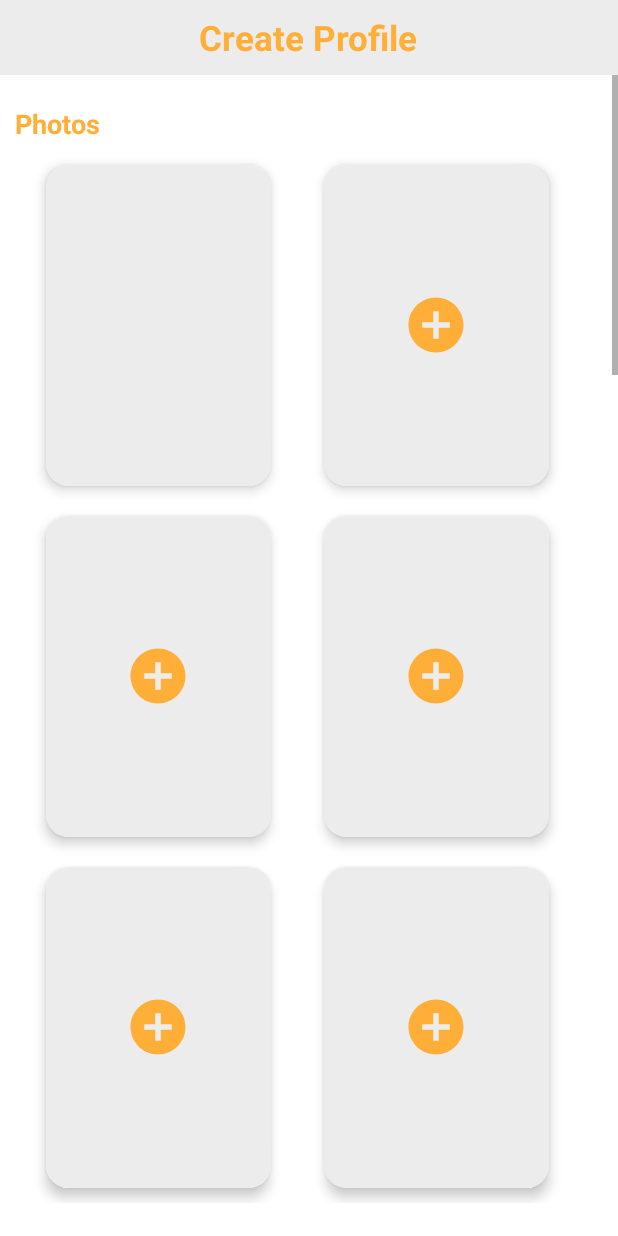
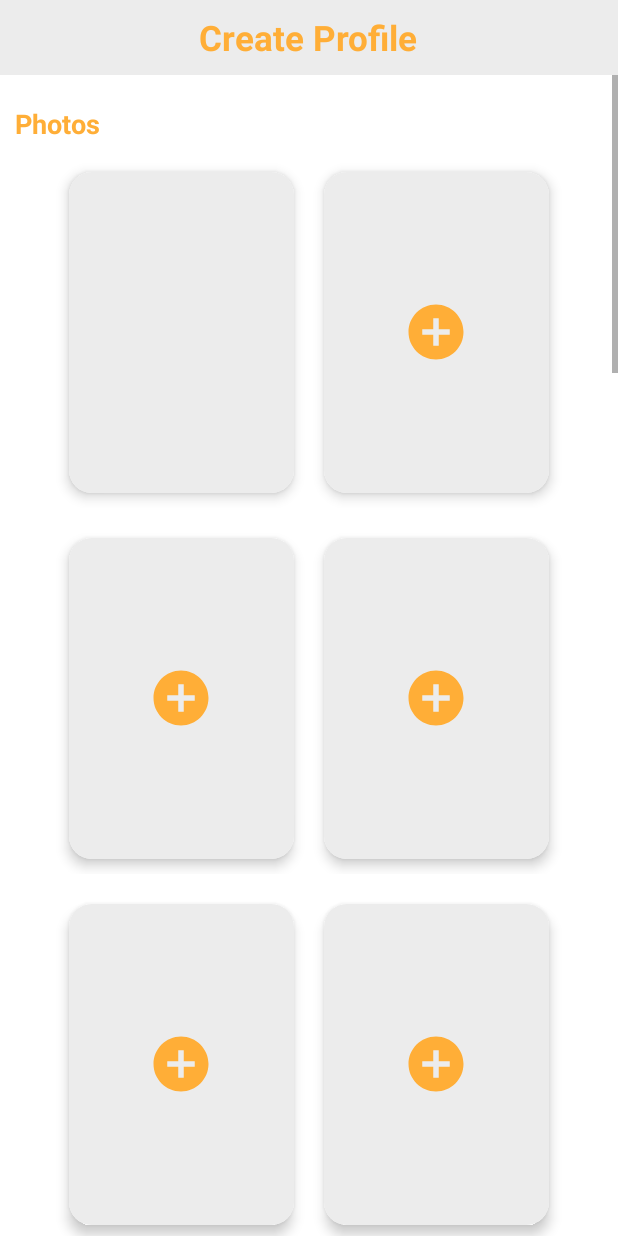
Before and after one commit to rtsunamura/Blur-Dating-App, an Android app: the SetUpAllUserProfile screen opened directly, with no data from a screen before it, on a phone screen of 412 x 824 dp. Run offline under Robolectric (Android 15) with nearby library versions, the phone set to English and light mode, and no system bars; our stand-ins replace Firebase (no records; nobody signed in at launch, a user with empty details on screens opened directly); libraries missing offline, so code that uses them is left out: com.github.dhaval2404.imagepicker.

Commit message:
Change Layout

```diff
--- a/app/src/main/res/layout/activity_set_up_all_user_profile.xml
+++ b/app/src/main/res/layout/activity_set_up_all_user_profile.xml
@@ -55,20 +55,17 @@
                 android:textSize="18dp"
                 android:textStyle="bold" />
 
-            <GridLayout
-                android:layout_width="match_parent"
-                android:layout_height="wrap_content"
-                android:layout_gravity="center_horizontal"
-                android:layout_margin="5dp"
-                android:columnCount="2"
-                android:columnOrderPreserved="false"
-                android:rowCount="3">
+            <LinearLayout
+                android:layout_width="match_parent"
+                android:layout_height="wrap_content"
+                android:gravity="center"
+                android:orientation="horizontal"
+                android:layout_marginTop="10dp">
 
                 <androidx.cardview.widget.CardView
                     android:layout_width="150dp"
                     android:layout_height="214dp"
                     android:layout_margin="10dp"
-                    android:layout_marginLeft="25dp"
                     app:cardCornerRadius="15dp"
                     app:cardElevation="5dp">
                     <LinearLayout
@@ -92,14 +89,12 @@
                         </RelativeLayout>
 
                     </LinearLayout>
-
                 </androidx.cardview.widget.CardView>
 
                 <androidx.cardview.widget.CardView
                     android:layout_width="150dp"
                     android:layout_height="214dp"
                     android:layout_margin="10dp"
-                    android:layout_marginLeft="25dp"
                     app:cardCornerRadius="15dp"
                     app:cardElevation="5dp">
 
@@ -142,14 +137,20 @@
                         </RelativeLayout>
 
                     </LinearLayout>
-
                 </androidx.cardview.widget.CardView>
+            </LinearLayout>
+
+            <LinearLayout
+                android:layout_width="match_parent"
+                android:layout_height="wrap_content"
+                android:gravity="center"
+                android:orientation="horizontal"
+                android:layout_marginTop="10dp">
 
                 <androidx.cardview.widget.CardView
                     android:layout_width="150dp"
                     android:layout_height="214dp"
                     android:layout_margin="10dp"
-                    android:layout_marginLeft="25dp"
                     app:cardCornerRadius="15dp"
                     app:cardElevation="5dp">
 
@@ -191,14 +192,12 @@
                         </RelativeLayout>
 
                     </LinearLayout>
-
                 </androidx.cardview.widget.CardView>
 
                 <androidx.cardview.widget.CardView
                     android:layout_width="150dp"
                     android:layout_height="214dp"
                     android:layout_margin="10dp"
-                    android:layout_marginLeft="25dp"
                     app:cardCornerRadius="15dp"
                     app:cardElevation="5dp">
 
@@ -239,16 +238,21 @@
                                 app:tint="@color/red"
                                 android:clickable="true"/>
                         </RelativeLayout>
-
                     </LinearLayout>
-
                 </androidx.cardview.widget.CardView>
+            </LinearLayout>
+
+            <LinearLayout
+                android:layout_width="match_parent"
+                android:layout_height="wrap_content"
+                android:gravity="center"
+                android:orientation="horizontal"
+                android:layout_marginTop="10dp">
 
                 <androidx.cardview.widget.CardView
                     android:layout_width="150dp"
                     android:layout_height="214dp"
                     android:layout_margin="10dp"
-                    android:layout_marginLeft="25dp"
                     app:cardCornerRadius="15dp"
                     app:cardElevation="5dp">
 
@@ -289,16 +293,13 @@
                                 app:tint="@color/red"
                                 android:clickable="true"/>
                         </RelativeLayout>
-
                     </LinearLayout>
-
                 </androidx.cardview.widget.CardView>
 
                 <androidx.cardview.widget.CardView
                     android:layout_width="150dp"
                     android:layout_height="214dp"
                     android:layout_margin="10dp"
-                    android:layout_marginLeft="25dp"
                     app:cardCornerRadius="15dp"
                     app:cardElevation="5dp">
 
@@ -341,7 +342,7 @@
                         </RelativeLayout>
                     </LinearLayout>
                 </androidx.cardview.widget.CardView>
-            </GridLayout>
+            </LinearLayout>
 
             <TextView
                 android:layout_width="match_parent"
```
Also changed, not shown: app/src/main/res/layout/activity_edit_profile.xml (+23 -22 lines), 11 other files.
